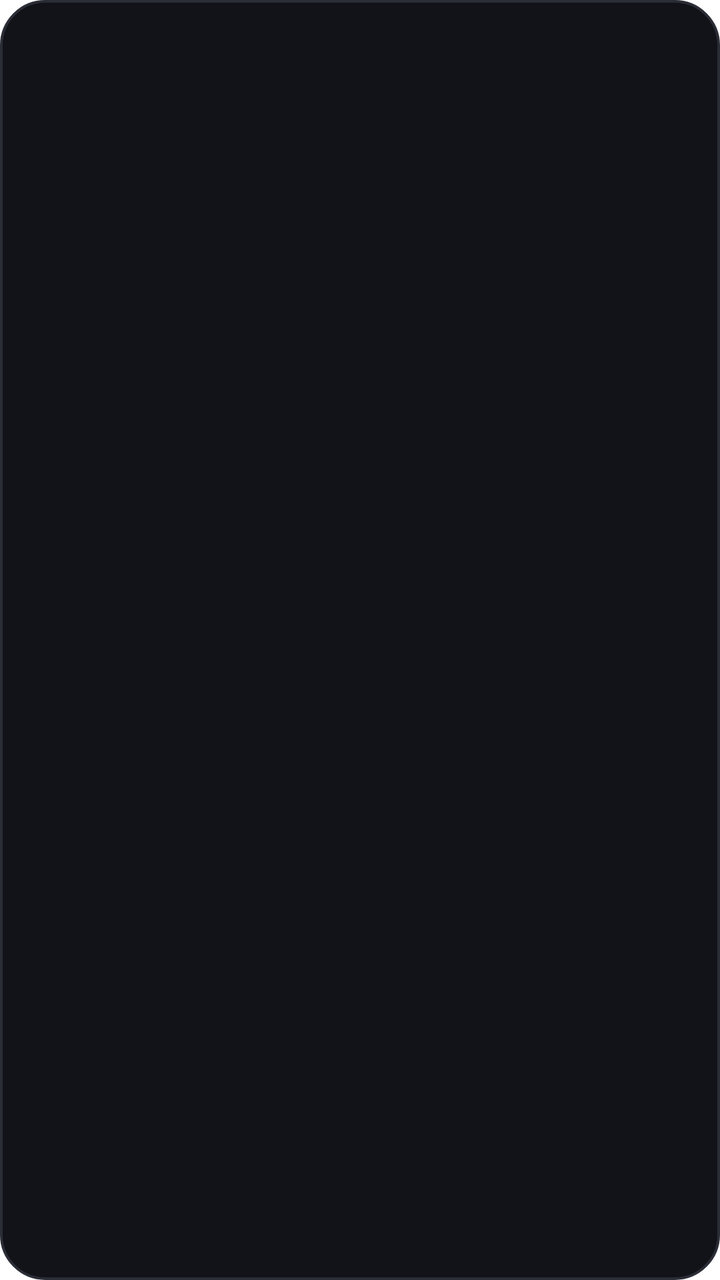
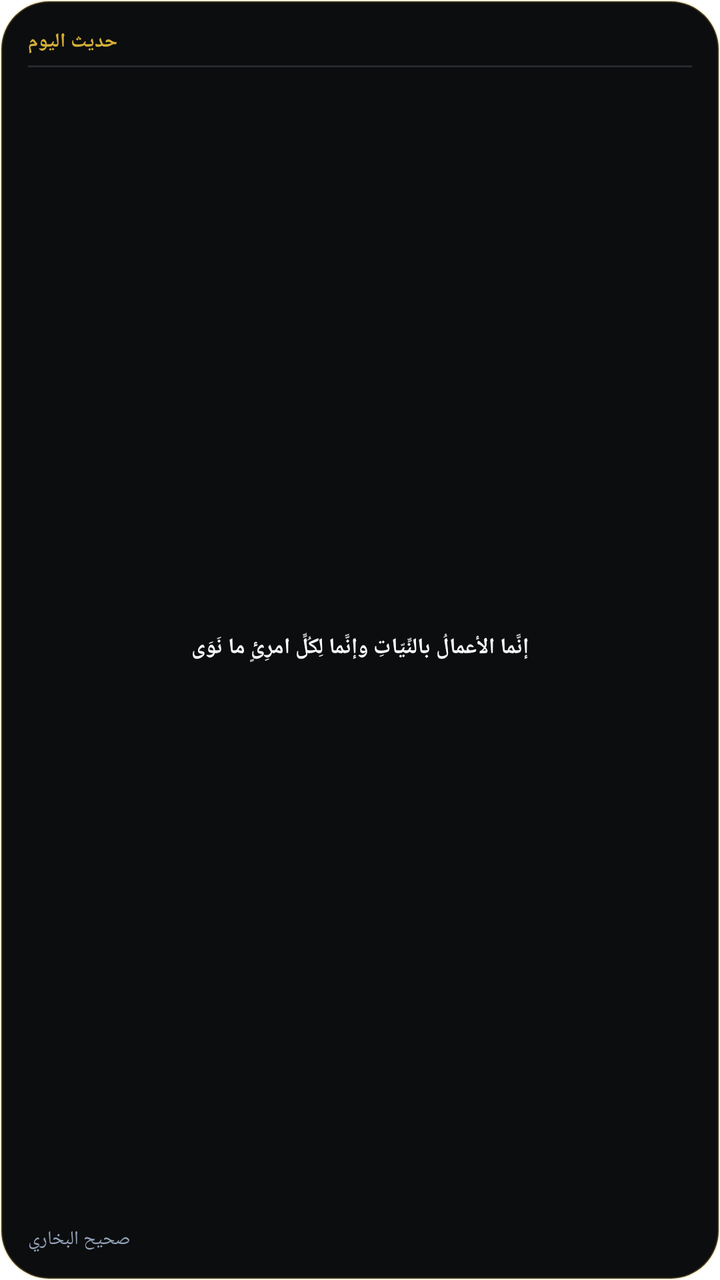

The first picture is an Android layout as it rendered before a commit; the second is the same layout after the commit. The layout source and the unified diff follow.
<!-- AndroidManifest.xml: fallback theme Theme.MaterialComponents.DayNight.NoActionBar -->
<!-- res/layout/widget_hadith_small.xml -->
<?xml version="1.0" encoding="utf-8"?>
<FrameLayout xmlns:android="http://schemas.android.com/apk/res/android"
    android:id="@+id/widget_root"
    android:layout_width="match_parent"
    android:layout_height="match_parent"
    android:background="@drawable/widget_background">

    <ImageView
        android:id="@+id/widget_image"
        android:layout_width="match_parent"
        android:layout_height="match_parent"
        android:scaleType="fitXY"
        android:contentDescription="@string/widget_hadith_small_name" />

    <LinearLayout
        android:id="@+id/widget_fallback"
        android:layout_width="match_parent"
        android:layout_height="match_parent"
        android:orientation="vertical"
        android:gravity="center"
        android:padding="8dp"
        android:visibility="gone">
        <TextView
            android:layout_width="wrap_content"
            android:layout_height="wrap_content"
            android:text="@string/widget_hadith_small_name"
            android:textColor="#D4AF37"
            android:textSize="12sp"
            android:textStyle="bold" />
    </LinearLayout>
</FrameLayout>
<!-- resources referenced by this layout -->
<resources>
  <!-- drawable widget_background (drawable) -->
  <?xml version="1.0" encoding="utf-8"?>
  <shape xmlns:android="http://schemas.android.com/apk/res/android"
      android:shape="rectangle">
      <solid android:color="#121318" />
      <corners android:radius="22dp" />
      <stroke
          android:width="1.2dp"
          android:color="#2A2D36" />
  </shape>
  <string name="widget_hadith_small_name">حديث اليوم (مصغر)</string>
</resources>

<!-- the commit's change to res/layout/widget_hadith_small.xml (unified diff, before → after) -->
@@ -5,27 +5,56 @@
     android:layout_height="match_parent"
     android:background="@drawable/widget_background">
 
+    
+    <LinearLayout
+        android:id="@+id/widget_fallback"
+        android:layout_width="match_parent"
+        android:layout_height="match_parent"
+        android:orientation="vertical"
+        android:padding="14dp"
+        android:visibility="visible">
+
+        <TextView
+            android:layout_width="wrap_content"
+            android:layout_height="wrap_content"
+            android:text="حديث اليوم"
+            android:textColor="#D4AF37"
+            android:textSize="10sp"
+            android:textStyle="bold" />
+
+        <TextView
+            android:layout_width="match_parent"
+            android:layout_height="1dp"
+            android:layout_marginTop="5dp"
+            android:layout_marginBottom="5dp"
+            android:background="#28292E" />
+
+        <TextView
+            android:layout_width="match_parent"
+            android:layout_height="0dp"
+            android:layout_weight="1"
+            android:gravity="center"
+            android:text="إنَّما الأعمالُ بالنِّيّاتِ وإنَّما لِكُلِّ امرِئٍ ما نَوَى"
+            android:textColor="#F8FAFC"
+            android:textSize="11sp"
+            android:textStyle="bold"
+            android:maxLines="4" />
+
+        <TextView
+            android:layout_width="wrap_content"
+            android:layout_height="wrap_content"
+            android:layout_marginTop="4dp"
+            android:text="صحيح البخاري"
+            android:textColor="#94A3B8"
+            android:textSize="9.5sp" />
+    </LinearLayout>
+
     <ImageView
         android:id="@+id/widget_image"
         android:layout_width="match_parent"
         android:layout_height="match_parent"
         android:scaleType="fitXY"
+        android:visibility="gone"
         android:contentDescription="@string/widget_hadith_small_name" />
 
-    <LinearLayout
-        android:id="@+id/widget_fallback"
-        android:layout_width="match_parent"
-        android:layout_height="match_parent"
-        android:orientation="vertical"
-        android:gravity="center"
-        android:padding="8dp"
-        android:visibility="gone">
-        <TextView
-            android:layout_width="wrap_content"
-            android:layout_height="wrap_content"
-            android:text="@string/widget_hadith_small_name"
-            android:textColor="#D4AF37"
-            android:textSize="12sp"
-            android:textStyle="bold" />
-    </LinearLayout>
 </FrameLayout>
<!-- resource entries referenced after the edit -->
@@ -4,11 +4,11 @@
   <?xml version="1.0" encoding="utf-8"?>
   <shape xmlns:android="http://schemas.android.com/apk/res/android"
       android:shape="rectangle">
-      <solid android:color="#121318" />
-      <corners android:radius="22dp" />
+      <solid android:color="#0C0D0F" />
+      <corners android:radius="24dp" />
       <stroke
           android:width="1.2dp"
-          android:color="#2A2D36" />
+          android:color="#33D4AF37" />
   </shape>
   <string name="widget_hadith_small_name">حديث اليوم (مصغر)</string>
 </resources>
